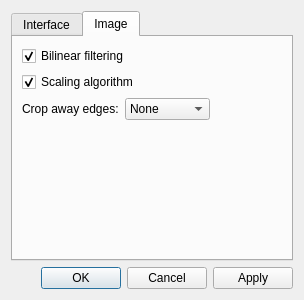
This is src/qvoptionsdialog.ui in jurplel/qView as Qt 5 draws it before an edit. The edited form follows.
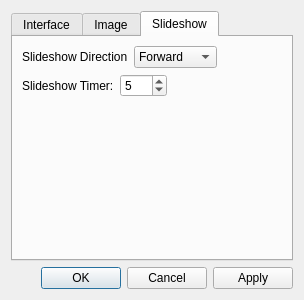
This is the edited form.

What changed in the file:
```diff
--- a/src/qvoptionsdialog.ui
+++ b/src/qvoptionsdialog.ui
@@ -26,7 +26,7 @@
       <enum>QTabWidget::Rounded</enum>
      </property>
      <property name="currentIndex">
-      <number>1</number>
+      <number>2</number>
      </property>
      <property name="elideMode">
       <enum>Qt::ElideNone</enum>
@@ -214,6 +214,62 @@
        </item>
       </layout>
      </widget>
+     <widget class="QWidget" name="slideshow">
+      <attribute name="title">
+       <string>Slideshow</string>
+      </attribute>
+      <layout class="QFormLayout" name="formLayout_3">
+       <item row="0" column="0">
+        <layout class="QHBoxLayout" name="horizontalLayout_4">
+         <item>
+          <widget class="QLabel" name="label_4">
+           <property name="text">
+            <string>Slideshow Direction</string>
+           </property>
+          </widget>
+         </item>
+         <item>
+          <widget class="QComboBox" name="slideshowDirectionComboBox">
+           <item>
+            <property name="text">
+             <string>Forward</string>
+            </property>
+           </item>
+           <item>
+            <property name="text">
+             <string>Backward</string>
+            </property>
+           </item>
+          </widget>
+         </item>
+        </layout>
+       </item>
+       <item row="1" column="0">
+        <layout class="QHBoxLayout" name="horizontalLayout_5">
+         <item>
+          <widget class="QLabel" name="label_5">
+           <property name="text">
+            <string>Slideshow Timer:</string>
+           </property>
+          </widget>
+         </item>
+         <item>
+          <widget class="QSpinBox" name="slideshowTimerSpinBox">
+           <property name="minimum">
+            <number>1</number>
+           </property>
+           <property name="maximum">
+            <number>999</number>
+           </property>
+           <property name="value">
+            <number>5</number>
+           </property>
+          </widget>
+         </item>
+        </layout>
+       </item>
+      </layout>
+     </widget>
     </widget>
    </item>
    <item>
```
Left out of the diff: 90 changed lines with no effect on the pictures.
